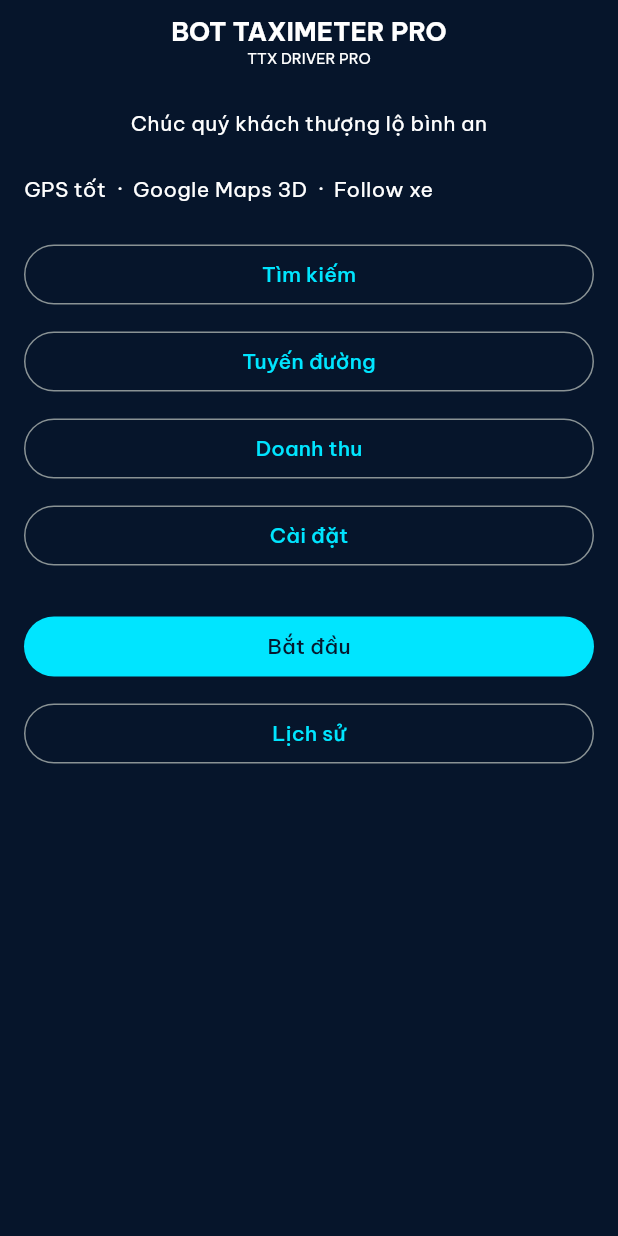
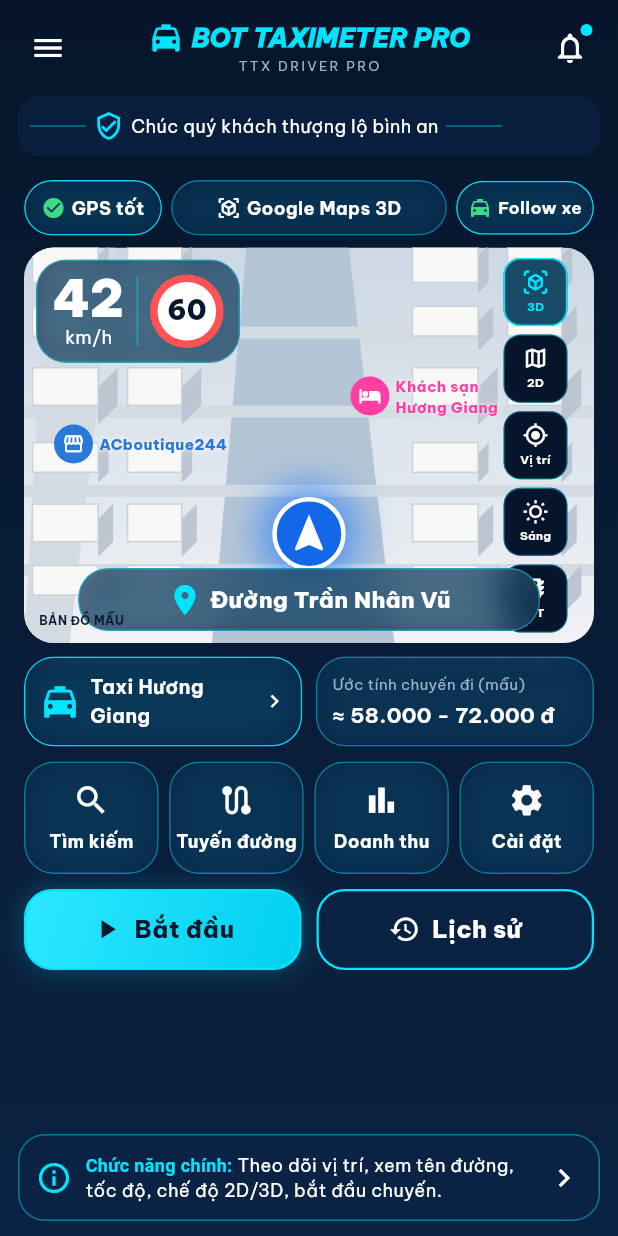
Before and after one commit to ThanhTaxiXanh/Bot-Taximeter-Pro, a Flutter app: the screen it shows after launch, on a phone screen of 412 x 824 dp. Run offline on Flutter 3.47's test engine with Material 3 defaults, Android fonts, the phone set to English and light mode, and no system bars; our stand-ins replace flutter_riverpod, go_router, google_fonts.

Commit message:
bước 3: xây dựng Home mô phỏng và kiểm thử giao diện

```diff
--- a/lib/core/router/app_router.dart
+++ b/lib/core/router/app_router.dart
@@ -2,6 +2,7 @@ import 'package:flutter/material.dart';
 import 'package:go_router/go_router.dart';
 
 import '../app_config.dart';
+import '../../features/map_tracking/presentation/home_page.dart';
 
 /// Bảy tuyến màn hình cơ bản. Giao diện hoàn chỉnh được bổ sung từ bước 2.
 abstract final class AppRouter {
@@ -16,7 +17,7 @@ abstract final class AppRouter {
   static GoRouter createRouter() => GoRouter(
         initialLocation: home,
         routes: <RouteBase>[
-          GoRoute(path: home, builder: (_, _) => const _HomePage()),
+          GoRoute(path: home, builder: (_, _) => const HomePage()),
           GoRoute(path: search, builder: (_, _) => const _SearchPage()),
           GoRoute(path: route, builder: (_, _) => const _RoutePage()),
           GoRoute(path: trip, builder: (_, _) => const _TripPage()),
@@ -96,25 +97,6 @@ class _NavButton extends StatelessWidget {
           : OutlinedButton(onPressed: onPressed, child: Text(label)),
     );
   }
-}
-
-class _HomePage extends StatelessWidget {
-  const _HomePage();
-
-  @override
-  Widget build(BuildContext context) => const _PageShell(
-        children: <Widget>[
-          Text('GPS tốt  ·  Google Maps 3D  ·  Follow xe'),
-          SizedBox(height: 18),
-          _NavButton('Tìm kiếm', AppRouter.search),
-          _NavButton('Tuyến đường', AppRouter.route),
-          _NavButton('Doanh thu', AppRouter.history),
-          _NavButton('Cài đặt', AppRouter.settings),
-          SizedBox(height: 16),
-          _NavButton('Bắt đầu', AppRouter.trip, primary: true),
-          _NavButton('Lịch sử', AppRouter.history),
-        ],
-      );
 }
 
 class _SearchPage extends StatelessWidget {
--- /dev/null
+++ b/lib/features/map_tracking/presentation/home_map_mock.dart
@@ -0,0 +1,232 @@
+import 'package:flutter/material.dart';
+
+import '../../../core/theme/app_colors.dart';
+
+/// Bản đồ vẽ nội bộ; không lấy ảnh/tile hay truy cập dịch vụ bản đồ.
+class HomeMockMap extends StatelessWidget {
+  const HomeMockMap({
+    super.key,
+    required this.is3D,
+    required this.isDark,
+    required this.traffic,
+  });
+
+  final bool is3D;
+  final bool isDark;
+  final bool traffic;
+
+  @override
+  Widget build(BuildContext context) => Stack(
+        fit: StackFit.expand,
+        children: <Widget>[
+          CustomPaint(
+            painter: HomeMockMapPainter(
+              is3D: is3D,
+              isDark: isDark,
+              traffic: traffic,
+            ),
+          ),
+          Positioned(
+            left: 20,
+            top: 118,
+            child: _PlaceLabel(
+              icon: Icons.storefront,
+              label: 'ACboutique244',
+              color: const Color(0xFF2879D9),
+            ),
+          ),
+          Positioned(
+            right: 64,
+            top: 85,
+            child: const _PlaceLabel(
+              icon: Icons.hotel,
+              label: 'Khách sạn\nHương Giang',
+              color: AppColors.poi,
+            ),
+          ),
+          Align(
+            alignment: const Alignment(0, 0.55),
+            child: Container(
+              width: 49,
+              height: 49,
+              decoration: BoxDecoration(
+                color: const Color(0xFF1367E9),
+                shape: BoxShape.circle,
+                border: Border.all(color: AppColors.white, width: 3),
+                boxShadow: const <BoxShadow>[
+                  BoxShadow(
+                    color: Color(0xAA1675FF),
+                    blurRadius: 22,
+                    spreadRadius: 8,
+                  ),
+                ],
+              ),
+              child: const Icon(
+                Icons.navigation,
+                color: AppColors.white,
+                size: 30,
+              ),
+            ),
+          ),
+        ],
+      );
+}
+
+class _PlaceLabel extends StatelessWidget {
+  const _PlaceLabel({
+    required this.icon,
+    required this.label,
+    required this.color,
+  });
+  final IconData icon;
+  final String label;
+  final Color color;
+
+  @override
+  Widget build(BuildContext context) => Row(
+        mainAxisSize: MainAxisSize.min,
+        children: <Widget>[
+          CircleAvatar(
+            radius: 13,
+            backgroundColor: color,
+            child: Icon(icon, color: AppColors.white, size: 15),
+          ),
+          const SizedBox(width: 4),
+          Text(
+            label,
+            style: TextStyle(
+              color: color,
+              fontSize: 10,
+              fontWeight: FontWeight.w800,
+              shadows: const <Shadow>[
+                Shadow(color: AppColors.white, blurRadius: 5),
+              ],
+            ),
+          ),
+        ],
+      );
+}
+
+/// Góc nghiêng chỉ là phối cảnh minh họa, chưa phải camera Google Maps.
+class HomeMockMapPainter extends CustomPainter {
+  const HomeMockMapPainter({
+    required this.is3D,
+    required this.isDark,
+    required this.traffic,
+  });
+
+  final bool is3D;
+  final bool isDark;
+  final bool traffic;
+
+  @override
+  void paint(Canvas canvas, Size size) {
+    final w = size.width;
+    final h = size.height;
+    final background = isDark
+        ? const <Color>[Color(0xFF172A43), Color(0xFF354D62)]
+        : const <Color>[Color(0xFFCDD8E4), Color(0xFFF0F2F5)];
+    canvas.drawRect(
+      Offset.zero & size,
+      Paint()
+        ..shader = LinearGradient(
+          begin: Alignment.topCenter,
+          end: Alignment.bottomCenter,
+          colors: background,
+        ).createShader(Offset.zero & size),
+    );
+
+    final mainRoad = Paint()
+      ..color = isDark
+          ? const Color(0xFF677C91)
+          : const Color(0xFFB4C5D6);
+    final sideRoad = Paint()
+      ..color = isDark
+          ? const Color(0xFF50667A)
+          : const Color(0xFFD3DBE3);
+
+    // Hai đại lộ dọc và các ngõ ngang, không đại diện địa lý thực.
+    canvas.drawPath(
+      Path()
+        ..moveTo(w * .39, 0)
+        ..lineTo(w * .57, 0)
+        ..lineTo(w * .65, h)
+        ..lineTo(w * .33, h)
+        ..close(),
+      mainRoad,
+    );
+    canvas.drawPath(
+      Path()
+        ..moveTo(w * .04, 0)
+        ..lineTo(w * .16, 0)
+        ..lineTo(w * .08, h)
+        ..lineTo(0, h)
+        ..close(),
+      sideRoad,
+    );
+    for (var i = 1; i <= 4; i++) {
+      final y = h * i / 5;
+      canvas.drawRect(Rect.fromLTWH(0, y, w, 8), sideRoad);
+    }
+
+    final roof = Paint()
+      ..color = isDark
+          ? const Color(0xFF8292A3)
+          : const Color(0xFFF8F8F6);
+    final wall = Paint()
+      ..color = isDark
+          ? const Color(0xFF536679)
+          : const Color(0xFFBBC6D2);
+    final stroke = Paint()
+      ..color = isDark
+          ? const Color(0xFF475A6D)
+          : const Color(0xFFCAD2DC)
+      ..strokeWidth = 1
+      ..style = PaintingStyle.stroke;
+
+    for (var row = 0; row < 6; row++) {
+      for (var col = 0; col < 6; col++) {
+        final x = (col / 6 + .015) * w;
+        // Chừa phần trống cho trục đường chính.
+        if (x > w * .30 && x < w * .67) continue;
+        final y = (row / 6 + .02) * h;
+        final width = w * (col.isEven ? .115 : .095);
+        final height = h * (row.isEven ? .095 : .075);
+        final depth = is3D ? 7.0 + (row % 3) * 3.0 : 0.0;
+        if (is3D) {
+          canvas.drawPath(
+            Path()
+              ..moveTo(x + width, y)
+              ..lineTo(x + width + depth, y - depth)
+              ..lineTo(x + width + depth, y + height - depth)
+              ..lineTo(x + width, y + height)
+              ..close(),
+            wall,
+          );
+        }
+        final rect = Rect.fromLTWH(x, y - depth, width, height);
+        canvas.drawRect(rect, roof);
+        canvas.drawRect(rect, stroke);
+      }
+    }
+
+    if (traffic) {
+      // Dải màu mô phỏng giao thông, không phải dữ liệu thời gian thực.
+      final paint = Paint()
+        ..color = AppColors.danger.withValues(alpha: .8)
+        ..strokeWidth = 4
+        ..strokeCap = StrokeCap.round;
+      canvas.drawLine(
+        Offset(w * .47, h * .20),
+        Offset(w * .49, h * .45),
+        paint,
+      );
+    }
+  }
+
+  @override
+  bool shouldRepaint(covariant HomeMockMapPainter oldDelegate) =>
+      oldDelegate.is3D != is3D ||
+      oldDelegate.isDark != isDark ||
+      oldDelegate.traffic != traffic;
+}
--- /dev/null
+++ b/lib/features/map_tracking/presentation/home_page.dart
@@ -0,0 +1,265 @@
+import 'package:flutter/material.dart';
+import 'package:go_router/go_router.dart';
+
+import '../../../core/router/app_router.dart';
+import '../../../core/theme/app_colors.dart';
+import '../../../shared/app_shell.dart';
+import '../../../shared/glass_widgets.dart';
+import 'home_map_mock.dart';
+import 'home_widgets.dart';
+
+/// Màn Home mock, không dùng GPS, Google Maps hay gọi mạng.
+class HomePage extends StatefulWidget {
+  const HomePage({super.key});
+  @override
+  State<HomePage> createState() => _HomePageState();
+}
+
+class _HomePageState extends State<HomePage> {
+  bool _is3D = true;
+  bool _isDark = false;
+  bool _traffic = false;
+  bool _follow = true;
+  int _limitKmh = 60;
+
+  void _message(String value) {
+    ScaffoldMessenger.of(context).showSnackBar(
+      SnackBar(content: Text(value), duration: const Duration(seconds: 2)),
+    );
+  }
+
+  Future<void> _chooseSpeedLimit() async {
+    final result = await showModalBottomSheet<int>(
+      context: context,
+      showDragHandle: true,
+      builder: (sheetContext) => SafeArea(
+        child: Padding(
+          padding: const EdgeInsets.all(20),
+          child: Column(
+            mainAxisSize: MainAxisSize.min,
+            crossAxisAlignment: CrossAxisAlignment.start,
+            children: <Widget>[
+              const Text('Giới hạn tốc độ (minh họa)',
+                  style: TextStyle(fontSize: 19, fontWeight: FontWeight.bold)),
+              const SizedBox(height: 8),
+              const Text('Chỉ là số mẫu để thử giao diện. '
+                  'Không dùng để quyết định tốc độ khi lái xe.'),
+              const SizedBox(height: 14),
+              Wrap(
+                spacing: 8,
+                runSpacing: 4,
+                children: <Widget>[
+                  for (final value in <int>[40, 50, 60, 70, 80, 90, 100, 120])
+                    ActionChip(
+                      label: Text('$value km/h'),
+                      onPressed: () => Navigator.of(sheetContext).pop(value),
+                    ),
+                ],
+              ),
+            ],
+          ),
+        ),
+      ),
+    );
+    if (!mounted || result == null) return;
+    setState(() => _limitKmh = result);
+  }
+
+  void _showMenu() {
+    showModalBottomSheet<void>(
+      context: context,
+      showDragHandle: true,
+      builder: (sheetContext) => SafeArea(
+        child: Column(
+          mainAxisSize: MainAxisSize.min,
+          children: <Widget>[
+            _menuItem(sheetContext, 'Tìm kiếm', Icons.search, AppRouter.search),
+            _menuItem(sheetContext, 'Tuyến đường', Icons.route, AppRouter.route),
+            _menuItem(sheetContext, 'Doanh thu', Icons.bar_chart, AppRouter.history),
+            _menuItem(sheetContext, 'Cài đặt', Icons.settings, AppRouter.settings),
+          ],
+        ),
+      ),
+    );
+  }
+
+  Widget _menuItem(
+    BuildContext sheetContext, String label, IconData icon, String route,
+  ) => ListTile(
+        title: Text(label),
+        leading: Icon(icon),
+        onTap: () {
+          Navigator.of(sheetContext).pop();
+          context.push(route);
+        },
+      );
+
+  Widget _statusChips() => Row(
+        children: <Widget>[
+          Expanded(
+            child: HomeStatusChip(
+              label: 'GPS tốt', icon: Icons.check_circle, active: true,
+              onTap: () => _message('GPS tốt: dữ liệu minh họa'),
+            ),
+          ),
+          const SizedBox(width: 6),
+          Expanded(
+            flex: 2,
+            child: HomeStatusChip(
+              label: _is3D ? 'Google Maps 3D' : 'Google Maps 2D',
+              icon: Icons.view_in_ar,
+              onTap: () => _message('Bản đồ đang được mô phỏng'),
+            ),
+          ),
+          const SizedBox(width: 6),
+          Expanded(
+            child: HomeStatusChip(
+              label: 'Follow xe', icon: Icons.local_taxi, active: _follow,
+              onTap: () => setState(() => _follow = !_follow),
+            ),
+          ),
+        ],
+      );
+
+  Widget _map(double height) => SizedBox(
+        height: height,
+        child: ClipRRect(
+          borderRadius: BorderRadius.circular(20),
+          child: Stack(
+            children: <Widget>[
+              Positioned.fill(
+                child: HomeMockMap(
+                  is3D: _is3D, isDark: _isDark, traffic: _traffic,
+                ),
+              ),
+              Positioned(
+                top: 8, left: 8,
+                child: HomeSpeedPanel(
+                  limitKmh: _limitKmh, onLimitTap: _chooseSpeedLimit,
+                ),
+              ),
+              Positioned(
+                top: 7, right: 7,
+                child: SizedBox(
+                  width: 64, height: height - 14,
+                  child: FittedBox(
+                    alignment: Alignment.topCenter,
+                    fit: BoxFit.scaleDown,
+                    child: MapControlButtons(
+                      is3D: _is3D,
+                      trafficEnabled: _traffic,
+                      isDark: _isDark,
+                      on3D: () => setState(() => _is3D = true),
+                      on2D: () => setState(() => _is3D = false),
+                      onTraffic: () => setState(() => _traffic = !_traffic),
+                      onDayNight: () => setState(() => _isDark = !_isDark),
+                      onRecenter: () {
+                        setState(() => _follow = true);
+                        _message('Đã về vị trí xe mô phỏng');
+                      },
+                    ),
+                  ),
+                ),
+              ),
+              Positioned(
+                bottom: 8, left: 36, right: 36,
+                child: GlassCard(
+                  padding: const EdgeInsets.symmetric(
+                    horizontal: 10, vertical: 8,
+                  ),
+                  child: const Row(
+                    mainAxisAlignment: MainAxisAlignment.center,
+                    children: <Widget>[
+                      Icon(Icons.location_on, color: AppColors.cyan),
+                      SizedBox(width: 5),
+                      Flexible(
+                        child: FittedBox(
+                          fit: BoxFit.scaleDown,
+                          child: Text('Đường Trần Nhân Vũ',
+                            style: TextStyle(
+                              fontWeight: FontWeight.w800,
+                              color: AppColors.white, fontSize: 15,
+                            ),
+                          ),
+                        ),
+                      ),
+                    ],
+                  ),
+                ),
+              ),
+              const Positioned(
+                left: 10, bottom: 10,
+                child: Text('BẢN ĐỒ MẪU', style: TextStyle(
+                  color: AppColors.navyInk,
+                  fontSize: 8, fontWeight: FontWeight.bold,
+                )),
+              ),
+            ],
+          ),
+        ),
+      );
+
+  Widget _shortcuts() => Row(
+        children: <Widget>[
+          _quick('Tìm kiếm', Icons.search, AppRouter.search),
+          const SizedBox(width: 7),
+          _quick('Tuyến đường', Icons.route, AppRouter.route),
+          const SizedBox(width: 7),
+          _quick('Doanh thu', Icons.bar_chart, AppRouter.history),
+          const SizedBox(width: 7),
+          _quick('Cài đặt', Icons.settings, AppRouter.settings),
+        ],
+      );
+
+  Widget _quick(String label, IconData icon, String route) => Expanded(
+        child: HomeQuickAction(
+          label: label, icon: icon, onTap: () => context.push(route),
+        ),
+      );
+
+  @override
+  Widget build(BuildContext context) {
+    final height = MediaQuery.sizeOf(context).height;
+    final mapHeight = (height * .32).clamp(205.0, 310.0).toDouble();
+    return AppShell(
+      onMenu: _showMenu,
+      onNotification: () => _message('Chưa có thông báo mới'),
+      onHelp: () => _message('Đây là màn hình mô phỏng, chưa dùng GPS thật'),
+      helpText: 'Theo dõi vị trí, xem tên đường, tốc độ, '
+          'chế độ 2D/3D, bắt đầu chuyến.',
+      child: Column(
+        crossAxisAlignment: CrossAxisAlignment.stretch,
+        children: <Widget>[
+          _statusChips(),
+          const SizedBox(height: 8),
+          _map(mapHeight),
+          const SizedBox(height: 9),
+          HomeInfoCards(
+            onCompany: () => _message('Taxi Hương Giang: thông tin mẫu'),
+            onEstimate: () => context.push(AppRouter.route),
+          ),
+          const SizedBox(height: 10),
+          _shortcuts(),
+          const SizedBox(height: 10),
+          Row(
+            children: <Widget>[
+              Expanded(
+                child: NeonButton(
+                  label: 'Bắt đầu', icon: Icons.play_arrow,
+                  onPressed: () => context.push(AppRouter.trip),
+                ),
+              ),
+              const SizedBox(width: 10),
+              Expanded(
+                child: NeonButton(
+                  label: 'Lịch sử', icon: Icons.history, primary: false,
+                  onPressed: () => context.push(AppRouter.history),
+                ),
+              ),
+            ],
+          ),
+        ],
+      ),
+    );
+  }
+}
--- /dev/null
+++ b/lib/features/map_tracking/presentation/home_widgets.dart
@@ -0,0 +1,223 @@
+import 'package:flutter/material.dart';
+
+import '../../../core/theme/app_colors.dart';
+import '../../../shared/glass_widgets.dart';
+
+/// Chip trạng thái mô phỏng trên bản đồ.
+class HomeStatusChip extends StatelessWidget {
+  const HomeStatusChip({
+    super.key,
+    required this.label,
+    required this.icon,
+    this.active = false,
+    this.onTap,
+  });
+
+  final String label;
+  final IconData icon;
+  final bool active;
+  final VoidCallback? onTap;
+
+  @override
+  Widget build(BuildContext context) => GlassCard(
+        padding: const EdgeInsets.symmetric(horizontal: 7, vertical: 9),
+        onTap: onTap,
+        selected: active,
+        child: Row(
+          mainAxisAlignment: MainAxisAlignment.center,
+          children: <Widget>[
+            Icon(icon, color: active ? AppColors.success : AppColors.white,
+                size: 16),
+            const SizedBox(width: 4),
+            Flexible(
+              child: FittedBox(
+                fit: BoxFit.scaleDown,
+                child: Text(
+                  label,
+                  maxLines: 1,
+                  style: const TextStyle(
+                    color: AppColors.white,
+                    fontSize: 12,
+                    fontWeight: FontWeight.w700,
+                  ),
+                ),
+              ),
+            ),
+          ],
+        ),
+      );
+}
+
+/// Tốc độ/giới hạn đều là số liệu mẫu tới khi GPS và SpeedLimitEngine có thật.
+class HomeSpeedPanel extends StatelessWidget {
+  const HomeSpeedPanel({
+    super.key,
+    required this.limitKmh,
+    required this.onLimitTap,
+  });
+
+  final int limitKmh;
+  final VoidCallback onLimitTap;
+
+  @override
+  Widget build(BuildContext context) => GlassCard(
+        padding: const EdgeInsets.symmetric(horizontal: 10, vertical: 8),
+        child: Row(
+          mainAxisSize: MainAxisSize.min,
+          children: <Widget>[
+            const Column(
+              mainAxisSize: MainAxisSize.min,
+              children: <Widget>[
+                Text('42', style: TextStyle(
+                  color: AppColors.white,
+                  fontSize: 34, height: 1,
+                  fontWeight: FontWeight.w900,
+                )),
+                Text('km/h', style: TextStyle(
+                  fontSize: 12, color: AppColors.white,
+                )),
+              ],
+            ),
+            const SizedBox(width: 8),
+            Container(width: 1, height: 46, color: AppColors.border),
+            const SizedBox(width: 8),
+            InkWell(
+              onTap: onLimitTap,
+              customBorder: const CircleBorder(),
+              child: Container(
+                width: 49, height: 49,
+                decoration: BoxDecoration(
+                  color: AppColors.white,
+                  shape: BoxShape.circle,
+                  border: Border.all(color: AppColors.danger, width: 5),
+                ),
+                alignment: Alignment.center,
+                child: Text(
+                  '$limitKmh',
+                  style: const TextStyle(
+                    color: AppColors.navyInk,
+                    fontSize: 18,
+                    fontWeight: FontWeight.w900,
+                  ),
+                ),
+              ),
+            ),
+          ],
+        ),
+      );
+}
+
+/// Ô điều hướng dùng đúng nhãn tìm kiếm của smoke test.
+class HomeQuickAction extends StatelessWidget {
+  const HomeQuickAction({
+    super.key,
+    required this.label,
+    required this.icon,
+    required this.onTap,
+  });
+
+  final String label;
+  final IconData icon;
+  final VoidCallback onTap;
+
+  @override
+  Widget build(BuildContext context) => GlassCard(
+        padding: const EdgeInsets.symmetric(vertical: 8, horizontal: 2),
+        onTap: onTap,
+        child: SizedBox(
+          height: 57,
+          child: Column(
+            mainAxisAlignment: MainAxisAlignment.center,
+            children: <Widget>[
+              Icon(icon, color: AppColors.white, size: 25),
+              const SizedBox(height: 6),
+              FittedBox(
+                fit: BoxFit.scaleDown,
+                child: Text(
+                  label,
+                  maxLines: 1,
+                  style: const TextStyle(
+                    color: AppColors.white,
+                    fontSize: 12,
+                    fontWeight: FontWeight.w700,
+                  ),
+                ),
+              ),
+            ],
+          ),
+        ),
+      );
+}
+
+/// Hai thẻ thông tin cạnh nhau phía trên các nút chức năng.
+class HomeInfoCards extends StatelessWidget {
+  const HomeInfoCards({
+    super.key,
+    required this.onCompany,
+    required this.onEstimate,
+  });
+
+  final VoidCallback onCompany;
+  final VoidCallback onEstimate;
+
+  @override
+  Widget build(BuildContext context) => Row(
+        children: <Widget>[
+          Expanded(
+            child: GlassCard(
+              padding: const EdgeInsets.symmetric(
+                  horizontal: 9, vertical: 10),
+              selected: true,
+              onTap: onCompany,
+              child: const Row(
+                children: <Widget>[
+                  Icon(Icons.local_taxi, color: AppColors.cyan, size: 28),
+                  SizedBox(width: 6),
+                  Expanded(
+                    child: Text(
+                      'Taxi Hương Giang',
+                      maxLines: 2,
+                      style: TextStyle(
+                        color: AppColors.white,
+                        fontWeight: FontWeight.bold,
+                        fontSize: 13,
+                      ),
+                    ),
+                  ),
+                  Icon(Icons.chevron_right, color: AppColors.white,
+                      size: 17),
+                ],
+              ),
+            ),
+          ),
+          const SizedBox(width: 9),
+          Expanded(
+            child: GlassCard(
+              padding: const EdgeInsets.symmetric(
+                  horizontal: 10, vertical: 10),
+              onTap: onEstimate,
+              child: const Column(
+                crossAxisAlignment: CrossAxisAlignment.start,
+                children: <Widget>[
+                  Text('Ước tính chuyến đi (mẫu)',
+                      maxLines: 1,
+                      style: TextStyle(
+                        color: AppColors.muted, fontSize: 10,
+                      )),
+                  SizedBox(height: 4),
+                  FittedBox(
+                    fit: BoxFit.scaleDown,
+                    child: Text('≈ 58.000 - 72.000 đ',
+                        style: TextStyle(
+                          color: AppColors.white,
+                          fontSize: 14,
+                          fontWeight: FontWeight.bold,
+                        )),
+                  ),
+                ],
+              ),
+            ),
+          ),
+        ],
+      );
+}
```
Also changed, not shown: 2 other files.
